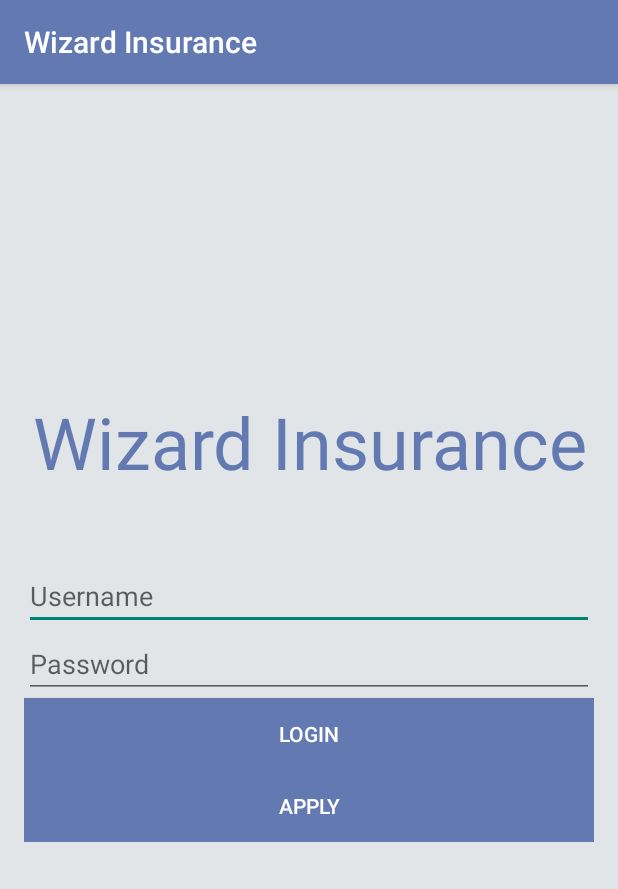
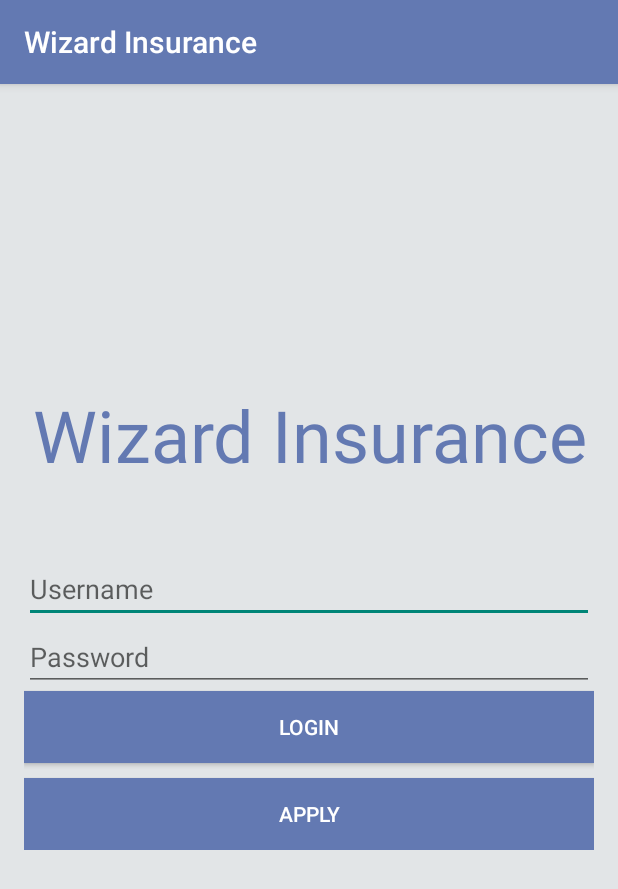
Before and after one commit to Tykota/RagtagGroupInsurance, an Android app: the screen it shows after launch (MainActivity), on a phone screen of 412 x 824 dp. Shown: the top 889 px of the screen. Run offline under Robolectric (Android 15) with nearby library versions, the phone set to English and light mode, and no system bars.

Commit message:
Update activity_main.xml

```diff
--- a/InsuranceWizardsApp/app/src/main/res/layout/activity_main.xml
+++ b/InsuranceWizardsApp/app/src/main/res/layout/activity_main.xml
@@ -52,6 +52,7 @@
             android:layout_height="wrap_content"
             android:hint="@string/password"
             android:inputType="textPassword"
+            android:imeOptions="actionDone"
             android:singleLine="true" />
 
         <Button
@@ -61,7 +62,8 @@
             android:layout_height="wrap_content"
             android:background="@color/colorPrimary"
             android:text="@string/login"
-            android:textColor="@android:color/white" />
+            android:textColor="@android:color/white"
+            android:layout_marginBottom="10dp"/>
 
         <Button
             android:id="@+id/apply"
```
